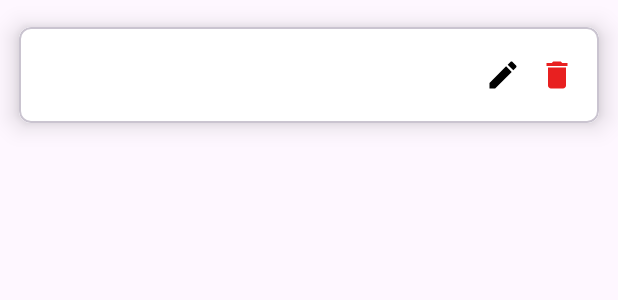
After one commit to lorenzofuse/progettoparkcar, an Android app: the layout eachpark.xml on its own in the app's theme, with its tools: preview values and no code run, on a phone screen of 412 x 824 dp. The commit adds this screen. Shown: the top 300 px of the screen. Run offline under Robolectric (Android 15) with nearby library versions, the phone set to English and light mode, and no system bars.

Commit message:
6 commit Aggiunta delle classi ToDoAdapter e ToDoData per la gestione della rec view nella home contenente i parcheggi dell'utente Sistemare visualizzazione dei parcheggi, manca l'implementazione per il btn edit, delete fatto

```diff
--- /dev/null
+++ b/app/src/main/java/com/example/progettoparkcar/utils/ToDoData.kt
@@ -0,0 +1,4 @@
+package com.example.progettoparkcar.utils
+
+data class ToDoData (val taskId:String, val task: String){
+}
--- /dev/null
+++ b/app/src/main/res/drawable/deletegarage.xml
@@ -0,0 +1,5 @@
+<vector android:height="24dp" android:tint="#E82020"
+    android:viewportHeight="24" android:viewportWidth="24"
+    android:width="24dp" xmlns:android="http://schemas.android.com/apk/res/android">
+    <path android:fillColor="@android:color/white" android:pathData="M6,19c0,1.1 0.9,2 2,2h8c1.1,0 2,-0.9 2,-2V7H6v12zM19,4h-3.5l-1,-1h-5l-1,1H5v2h14V4z"/>
+</vector>
--- /dev/null
+++ b/app/src/main/res/drawable/editgarage.xml
@@ -0,0 +1,5 @@
+<vector android:height="24dp" android:tint="#000000"
+    android:viewportHeight="24" android:viewportWidth="24"
+    android:width="24dp" xmlns:android="http://schemas.android.com/apk/res/android">
+    <path android:fillColor="@android:color/white" android:pathData="M3,17.25V21h3.75L17.81,9.94l-3.75,-3.75L3,17.25zM20.71,7.04c0.39,-0.39 0.39,-1.02 0,-1.41l-2.34,-2.34c-0.39,-0.39 -1.02,-0.39 -1.41,0l-1.83,1.83 3.75,3.75 1.83,-1.83z"/>
+</vector>
--- /dev/null
+++ b/app/src/main/res/layout/eachpark.xml
@@ -0,0 +1,52 @@
+<?xml version="1.0" encoding="utf-8"?>
+<com.google.android.material.card.MaterialCardView
+    xmlns:android="http://schemas.android.com/apk/res/android"
+    android:layout_width="match_parent"
+    android:layout_height="wrap_content"
+    xmlns:app="http://schemas.android.com/apk/res-auto"
+    app:cardCornerRadius="8dp"
+    app:cardElevation="10dp"
+    app:cardUseCompatPadding="true">
+
+    <androidx.constraintlayout.widget.ConstraintLayout
+        android:layout_width="match_parent"
+        android:layout_height="wrap_content"
+        android:paddingVertical="20dp"
+        android:background="@color/white">
+
+        <TextView
+            android:id="@+id/todoTask"
+            android:layout_width="wrap_content"
+            android:layout_height="wrap_content"
+            android:paddingStart="16dp"
+
+            android:textColor="@color/black"
+            android:textSize="17sp"
+            app:layout_constraintBottom_toBottomOf="parent"
+            app:layout_constraintStart_toStartOf="parent"
+            app:layout_constraintTop_toTopOf="parent" />
+
+
+        <ImageView
+            android:id="@+id/editTask"
+            android:layout_width="wrap_content"
+            android:layout_height="wrap_content"
+            android:src="@drawable/editgarage"
+            android:layout_marginEnd="12dp"
+            app:layout_constraintBottom_toBottomOf="parent"
+            app:layout_constraintEnd_toStartOf="@id/deleteTask"
+            app:layout_constraintTop_toTopOf="parent"/>
+
+        <ImageView
+            android:id="@+id/deleteTask"
+            android:layout_width="wrap_content"
+            android:layout_height="wrap_content"
+            android:layout_marginEnd="16dp"
+            android:src="@drawable/deletegarage"
+            app:layout_constraintBottom_toBottomOf="parent"
+            app:layout_constraintEnd_toEndOf="parent"
+            app:layout_constraintTop_toTopOf="parent"/>
+
+    </androidx.constraintlayout.widget.ConstraintLayout>
+
+</com.google.android.material.card.MaterialCardView>
```
Also changed, not shown: app/src/main/java/com/example/progettoparkcar/fragments/HomeFragment.kt (+58 -1 lines), app/src/main/java/com/example/progettoparkcar/utils/ToDoAdapter.kt (added, +51 -0 lines).
